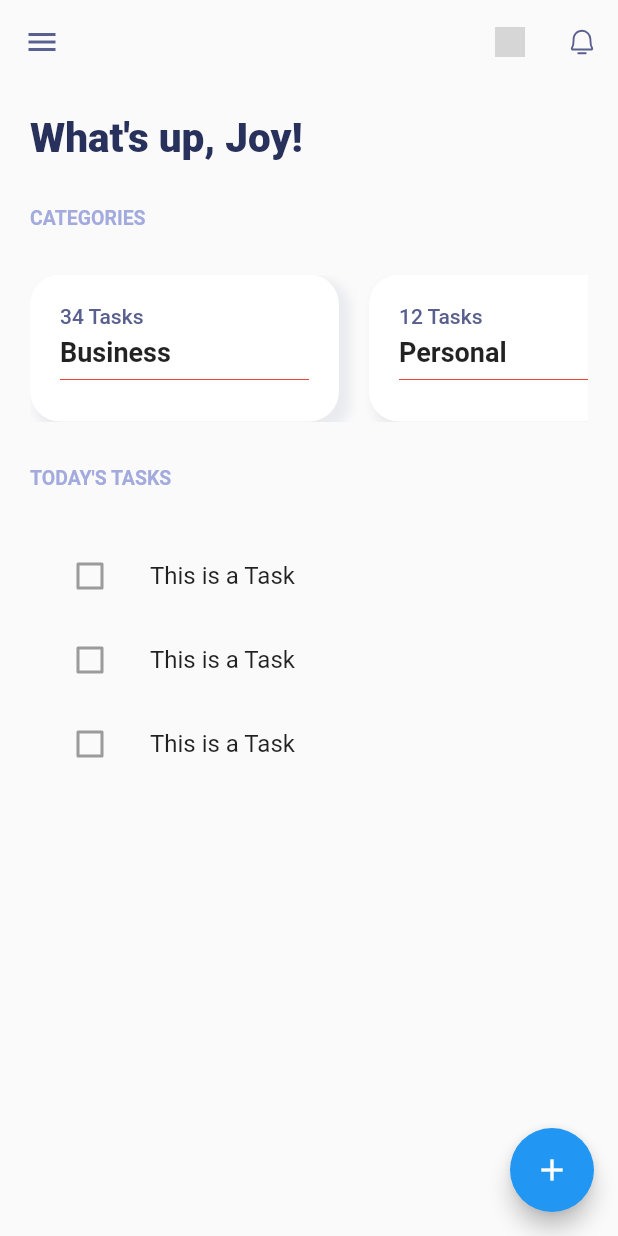
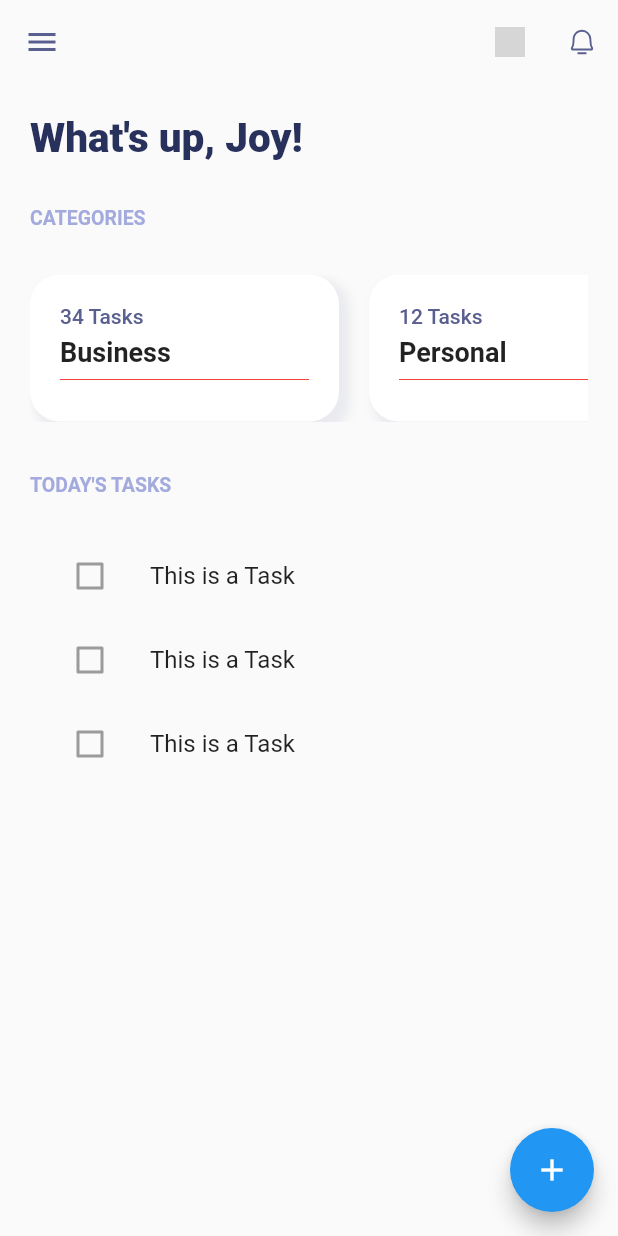
Before and after one commit to Emodot/m_tasks, a Flutter app: the screen it shows after launch, on a phone screen of 412 x 824 dp. Run offline on Flutter 3.47's test engine with Material 2 defaults, Android fonts, the light colour scheme and no system bars; our stand-ins replace flutter_svg; grey boxes are pictures that could not be loaded.

```diff
--- a/lib/screens/home.dart
+++ b/lib/screens/home.dart
@@ -106,7 +106,7 @@ class Home extends StatelessWidget {
               ),
             ),
             const SizedBox(
-              height: 30,
+              height: 35,
             ),
             const Text(
               "TODAY'S TASKS",
@@ -118,12 +118,10 @@ class Home extends StatelessWidget {
               ),
             ),
             const SizedBox(
-              height: 30,
+              height: 25,
             ),
-            Expanded(
-              child: Container(
-                child: TaskList(),
-              ),
+            const Expanded(
+              child: TaskList(),
             ),
           ],
         ),
--- a/lib/widgets/task_tile.dart
+++ b/lib/widgets/task_tile.dart
@@ -8,6 +8,7 @@ class TaskTile extends StatelessWidget {
   @override
   Widget build(BuildContext context) {
     return const ListTile(
+      style: ListTileStyle.list,
       leading: Checkbox(value: false, onChanged: null,),
       title: Text("This is a Task"),
     );
```
